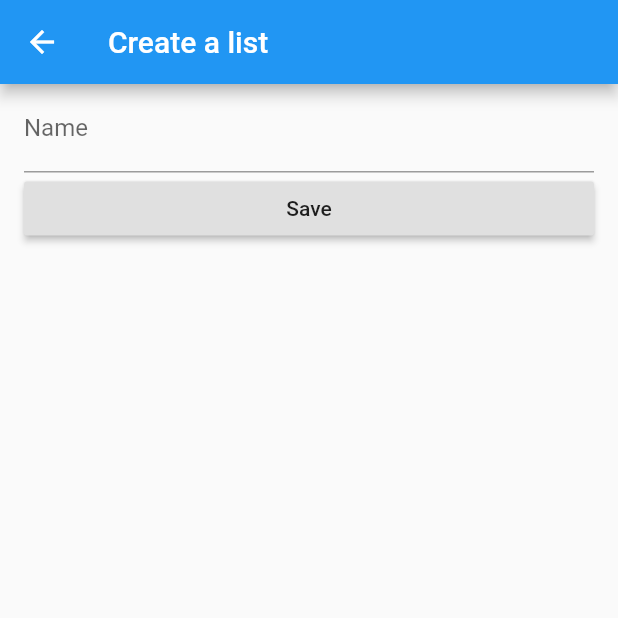
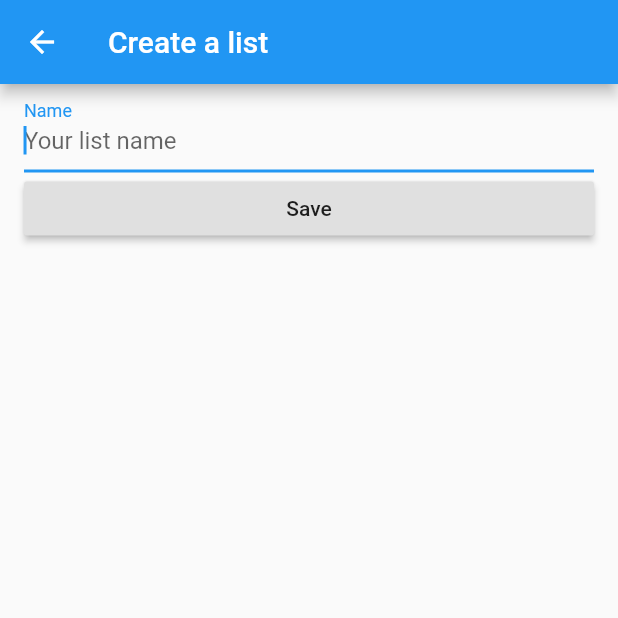
Before and after one commit to alcaitiff/arlist, a Flutter app: the screen it shows after launch, after a tap on the "add" icon, on a phone screen of 412 x 824 dp, the top half of it. Run offline on Flutter 3.47's test engine with Material 2 defaults, Android fonts, the phone set to English and light mode, and no system bars; generated files the repository leaves out were written again; statements that could not run were skipped.

Commit message:
Refactory on the i18n library

```diff
--- a/lib/l10n/app_pt.arb
+++ /dev/null
@@ -1,3 +0,0 @@
-{
-  "lists":"Listas"
-}
--- /dev/null
+++ b/lib/l10n/intl_en.arb
@@ -0,0 +1,15 @@
+{
+  "lists": "Lists",
+  "no_lists": "No lists found. Use the plus button to create some",
+  "loading": "loading...",
+  "create_list": "Create a list",
+  "list_name_hint": "Your list name",
+  "list_name": "Name",
+  "list_item": "Item",
+  "save": "Save",
+  "cancel": "Cancel",
+  "confirmation": "Confirmation",
+  "remove_list_confirmation": "The list will be permanently removed",
+  "continue_it": "Continue",
+  "error_empty_value": "Mandatory field"
+}
--- a/lib/main.dart
+++ b/lib/main.dart
@@ -2,7 +2,7 @@ import 'package:flutter/material.dart';
 import 'package:ar_list/theme/style.dart';
 import 'package:ar_list/routes.dart';
 import 'package:flutter_localizations/flutter_localizations.dart';
-import 'package:flutter_gen/gen_l10n/app_localizations.dart';
+import 'generated/l10n.dart';
 
 void main() {
   runApp(ARListApp());
@@ -13,15 +13,12 @@ class ARListApp extends StatelessWidget {
   Widget build(BuildContext context) {
     return MaterialApp(
       localizationsDelegates: [
-        AppLocalizations.delegate,
+        S.delegate,
         GlobalMaterialLocalizations.delegate,
         GlobalWidgetsLocalizations.delegate,
         GlobalCupertinoLocalizations.delegate,
       ],
-      supportedLocales: [
-        const Locale('en', ''), // English, no country code
-        const Locale('pt', ''), // Portuguese
-      ],
+      supportedLocales: S.delegate.supportedLocales,
       title: 'ARListApp',
       theme: ThemeManager.lightTheme(),
       initialRoute: '/',
--- a/lib/screens/create/components/body.dart
+++ b/lib/screens/create/components/body.dart
@@ -2,7 +2,7 @@ import 'package:ar_list/models/shop_list.dart';
 import 'package:ar_list/providers/shop_list_provider.dart';
 import 'package:ar_list/routes.dart';
 import 'package:flutter/material.dart';
-import 'package:flutter_gen/gen_l10n/app_localizations.dart';
+import 'package:ar_list/generated/l10n.dart';
 
 class Body extends StatelessWidget {
   final GlobalKey<FormState> _formKey;
@@ -22,23 +22,32 @@ class Body extends StatelessWidget {
               padding: const EdgeInsets.symmetric(horizontal: 16.0),
               children: <Widget>[
                 new TextFormField(
+                  autofocus: true,
                   initialValue: _list.name,
                   decoration: InputDecoration(
-                    hintText: AppLocalizations.of(context).list_name_hint,
-                    labelText: AppLocalizations.of(context).list_name,
+                    hintText: S.of(context).list_name_hint,
+                    labelText: S.of(context).list_name,
                   ),
                   onChanged: (String newValue) {
-                    _list.name = newValue;
+                    _list.name = newValue.trim();
+                  },
+                  validator: (value) {
+                    if (value.trim().isEmpty) {
+                      return S.of(context).error_empty_value;
+                    }
+                    return null;
                   },
                 ),
                 new Container(
                     child: new RaisedButton(
-                  child: Text(AppLocalizations.of(context).save),
+                  child: Text(S.of(context).save),
                   onPressed: () {
-                    provider.add(_list);
-                    Navigator.pop(context);
-                    Navigator.pushReplacement(
-                        context, MaterialPageRoute(builder: routes['/']));
+                    if (_formKey.currentState.validate()) {
+                      provider.add(_list);
+                      Navigator.pop(context);
+                      Navigator.pushReplacement(
+                          context, MaterialPageRoute(builder: routes['/']));
+                    }
                   },
                 )),
               ],
--- a/lib/screens/create/create.dart
+++ b/lib/screens/create/create.dart
@@ -1,7 +1,7 @@
 import 'package:ar_list/models/shop_list.dart';
 import 'package:flutter/material.dart';
 import 'package:ar_list/screens/create/components/body.dart';
-import 'package:flutter_gen/gen_l10n/app_localizations.dart';
+import 'package:ar_list/generated/l10n.dart';
 
 class CreateScreen extends StatefulWidget {
   @override
@@ -26,7 +26,7 @@ class _CreateScreenState extends State<CreateScreen> {
   Widget build(BuildContext context) {
     return Scaffold(
       appBar: AppBar(
-        title: Text(AppLocalizations.of(context).create_list),
+        title: Text(S.of(context).create_list),
       ),
       body: Body(this._formKey, this._list),
     );
--- a/lib/screens/home/components/body.dart
+++ b/lib/screens/home/components/body.dart
@@ -2,7 +2,7 @@ import 'package:ar_list/models/shop_list.dart';
 import 'package:ar_list/providers/shop_list_provider.dart';
 import 'package:ar_list/screens/home/components/lists.dart';
 import 'package:flutter/material.dart';
-import 'package:flutter_gen/gen_l10n/app_localizations.dart';
+import 'package:ar_list/generated/l10n.dart';
 
 class Body extends StatefulWidget {
   @override
@@ -26,7 +26,7 @@ class _BodyWidgetState extends State<Body> {
         if (snapshot.hasData) {
           return _buildLists(snapshot.data);
         } else {
-          return Text(AppLocalizations.of(context).loading);
+          return Text(S.of(context).loading);
         }
       },
     );
@@ -35,7 +35,7 @@ class _BodyWidgetState extends State<Body> {
   Widget _buildLists(Set<ShopList> lists) {
     if (lists.isEmpty) {
       return Center(
-        child: Text(AppLocalizations.of(context).no_lists),
+        child: Text(S.of(context).no_lists),
       );
     } else {
       return Center(
--- a/lib/screens/home/home.dart
+++ b/lib/screens/home/home.dart
@@ -1,7 +1,7 @@
 import 'package:ar_list/routes.dart';
 import 'package:flutter/material.dart';
 import 'package:ar_list/screens/home/components/body.dart';
-import 'package:flutter_gen/gen_l10n/app_localizations.dart';
+import 'package:ar_list/generated/l10n.dart';
 
 class HomeScreen extends StatefulWidget {
   @override
@@ -23,7 +23,7 @@ class _HomeScreenState extends State<HomeScreen> {
   Widget build(BuildContext context) {
     return Scaffold(
       appBar: AppBar(
-        title: Text(AppLocalizations.of(context).lists),
+        title: Text(S.of(context).lists),
       ),
       body: Body(),
       floatingActionButton: FloatingActionButton(
--- a/pubspec.yaml
+++ b/pubspec.yaml
@@ -39,10 +39,9 @@ dev_dependencies:
   test: ^1.15.7
 # For information on the generic Dart part of this file, see the
 # following page: https://dart.dev/tools/pub/pubspec
-
 # The following section is specific to Flutter.
 flutter:
-  generate: true
+  # generate: true
   # The following line ensures that the Material Icons font is
   # included with your application, so that you can use the icons in
   # the material Icons class.
@@ -74,3 +73,5 @@ flutter:
   #
   # For details regarding fonts from package dependencies,
   # see https://flutter.dev/custom-fonts/#from-packages
+flutter_intl:
+  enabled: true
```
Also changed, not shown: lib/l10n/app_en.arb (deleted, +0 -10 lines), lib/screens/home/components/confirmation.dart (+6 -6 lines), lib/screens/home/components/lists.dart (+26 -10 lines), lib/generated/intl/messages_all.dart (added), lib/generated/intl/messages_en.dart (added), lib/generated/l10n.dart (added).
